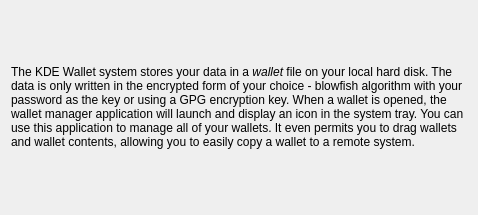
Old version of the form kwalletd/kwalletwizardpageexplanation.ui in the repository fluxer/kde-workspace.
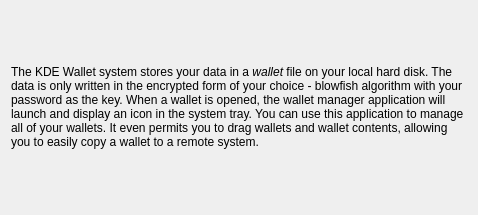
New version of the form.

Diff of the .ui file:
```diff
--- a/kwalletd/kwalletwizardpageexplanation.ui
+++ b/kwalletd/kwalletwizardpageexplanation.ui
@@ -14,7 +14,7 @@
    <item>
     <widget class="QLabel" name="textLabel2_3">
      <property name="text">
-      <string>&lt;html&gt;&lt;head/&gt;&lt;body&gt;&lt;p&gt;The KDE Wallet system stores your data in a &lt;span style=&quot; font-style:italic;&quot;&gt;wallet&lt;/span&gt; file on your local hard disk. The data is only written in the encrypted form of your choice - blowfish algorithm with your password as the key or using a GPG encryption key. When a wallet is opened, the wallet manager application will launch and display an icon in the system tray. You can use this application to manage all of your wallets. It even permits you to drag wallets and wallet contents, allowing you to easily copy a wallet to a remote system.&lt;/p&gt;&lt;/body&gt;&lt;/html&gt;</string>
+      <string>&lt;html&gt;&lt;head/&gt;&lt;body&gt;&lt;p&gt;The KDE Wallet system stores your data in a &lt;span style=&quot; font-style:italic;&quot;&gt;wallet&lt;/span&gt; file on your local hard disk. The data is only written in the encrypted form of your choice - blowfish algorithm with your password as the key. When a wallet is opened, the wallet manager application will launch and display an icon in the system tray. You can use this application to manage all of your wallets. It even permits you to drag wallets and wallet contents, allowing you to easily copy a wallet to a remote system.&lt;/p&gt;&lt;/body&gt;&lt;/html&gt;</string>
      </property>
      <property name="textFormat">
       <enum>Qt::RichText</enum>
```
